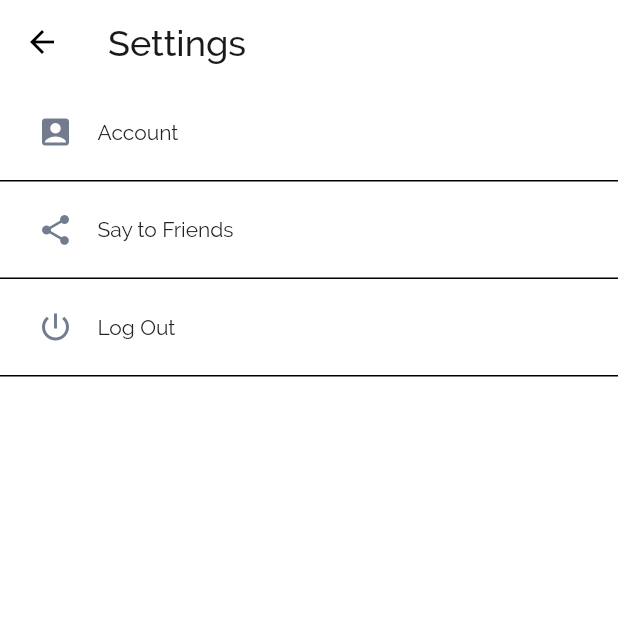
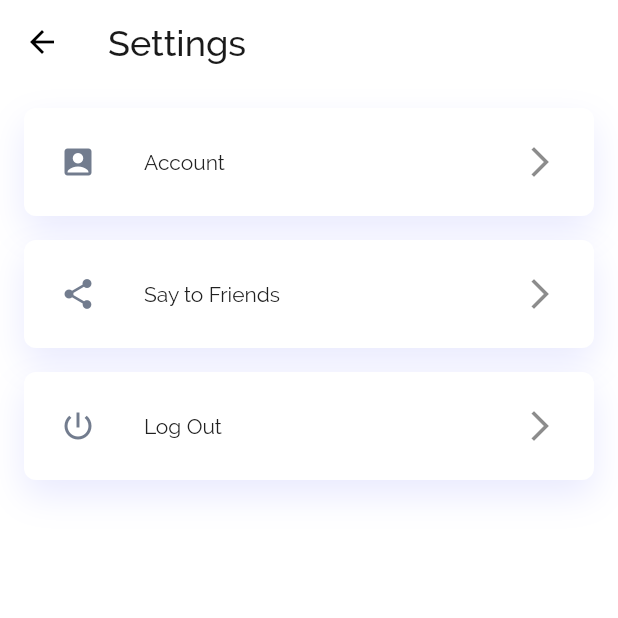
Before and after one commit to lotusgraham/MeditationApp123, a Flutter app: the Setting screen opened directly, on a phone screen of 412 x 824 dp, the top half of it. Run offline on Flutter 3.47's test engine with Material 2 defaults, Android fonts, the phone set to English and light mode, and no system bars; our stand-ins replace cloud_firestore, connectivity, curved_navigation_bar, firebase_auth, firebase_messaging, firebase_storage and 13 more; missing offline and left inert: audio, flutter_braintree, flutter_circular_chart, flutter_facebook_login, global_configuration; accounts and stored records are empty.

Commit message:
Setting View UI improve

```diff
--- a/lib/screens/setting.dart
+++ b/lib/screens/setting.dart
@@ -26,51 +26,76 @@ class _SettingState extends State<Setting> {
           elevation: 0.0),
       backgroundColor: Colors.white,
       body: Container(
+        padding: EdgeInsets.all(16),
         child: Column(
           children: <Widget>[
-            InkWell(
+            Ink(
+              decoration: BoxDecoration(
+                  color: Colors.white,
+                  borderRadius: BorderRadius.circular(8),
+                  boxShadow: [
+                    BoxShadow(
+                        color: Color.fromRGBO(143, 148, 251, .2),
+                        blurRadius: 20.0,
+                        offset: Offset(0, 10))
+                  ]),
+              child: Padding(
+                padding: const EdgeInsets.all(8.0),
+                child: InkWell(
+                  borderRadius: BorderRadius.circular(8),
                   onTap: () {
                     Navigator.push(
                       context,
                       CupertinoPageRoute(builder: (context) => EditProfile()),
                     );
                   },
-              child: Container(
-                decoration: BoxDecoration(border: Border(bottom: BorderSide())),
-                padding: const EdgeInsets.only(left: 25, bottom: 20, top: 20),
-                child: Row(
-                  children: <Widget>[
-                    Icon(Icons.account_box, color: Color(0xFF727C8E)),
-                    const SizedBox(width: 16),
-                    Text(
+                  child: ListTile(
+                    leading: Icon(Icons.account_box, color: Color(0xFF727C8E)),
+                    title: Text(
                       'Account',
                       style: TextStyle(fontSize: 14, color: Color(0xFF212121)),
-                    )
-                  ],
+                    ),
+                    trailing: Icon(Icons.arrow_forward_ios),
                   ),
                 ),
               ),
-            InkWell(
+            ),
+            SizedBox(
+              height: 16,
+            ),
+            Ink(
+              decoration: BoxDecoration(
+                  color: Colors.white,
+                  borderRadius: BorderRadius.circular(8),
+                  boxShadow: [
+                    BoxShadow(
+                        color: Color.fromRGBO(143, 148, 251, .2),
+                        blurRadius: 20.0,
+                        offset: Offset(0, 10))
+                  ]),
+              child: InkWell(
+                borderRadius: BorderRadius.circular(8),
                 onTap: () {
                   Navigator.push(
                     context,
                     CupertinoPageRoute(builder: (context) => Invite()),
                   );
                 },
-              child: Container(
-                decoration: BoxDecoration(border: Border(bottom: BorderSide())),
-                padding: const EdgeInsets.only(left: 25, bottom: 20, top: 20),
-                child: Row(
-                  children: <Widget>[
-                    Icon(Icons.share, color: Color(0xFF727C8E)),
-                    const SizedBox(width: 16),
-                    Text(
+                child: Padding(
+                  padding: const EdgeInsets.all(8.0),
+                  child: ListTile(
+                    leading: Icon(Icons.share, color: Color(0xFF727C8E)),
+                    title: Text(
                       'Say to Friends',
                       style: TextStyle(fontSize: 14, color: Color(0xFF212121)),
-                    )
-                  ],
+                    ),
+                    trailing: Icon(Icons.arrow_forward_ios),
                   ),
                 ),
+              ),
+            ),
+            SizedBox(
+              height: 16,
             ),
             // InkWell(
             //   onTap: () {
@@ -108,7 +133,18 @@ class _SettingState extends State<Setting> {
             //     ],
             //   ),
             // ),
-            InkWell(
+            Ink(
+              decoration: BoxDecoration(
+                  color: Colors.white,
+                  borderRadius: BorderRadius.circular(8),
+                  boxShadow: [
+                    BoxShadow(
+                        color: Color.fromRGBO(143, 148, 251, .2),
+                        blurRadius: 20.0,
+                        offset: Offset(0, 10))
+                  ]),
+              child: InkWell(
+                borderRadius: BorderRadius.circular(8),
                 onTap: () async {
                   //navigate lo login screen
                   await _auth.signOut().whenComplete(() {
@@ -130,18 +166,17 @@ class _SettingState extends State<Setting> {
                     multipleAlarm.clear();
                   }
                 },
-              child: Container(
-                decoration: BoxDecoration(border: Border(bottom: BorderSide())),
-                padding: const EdgeInsets.only(left: 25, bottom: 20, top: 20),
-                child: Row(
-                  children: <Widget>[
-                    Icon(Icons.power_settings_new, color: Color(0xFF727C8E)),
-                    const SizedBox(width: 16),
-                    Text(
+                child: Padding(
+                  padding: const EdgeInsets.all(8.0),
+                  child: ListTile(
+                    leading: Icon(Icons.power_settings_new,
+                        color: Color(0xFF727C8E)),
+                    title: Text(
                       'Log Out',
                       style: TextStyle(fontSize: 14, color: Color(0xFF212121)),
-                    )
-                  ],
+                    ),
+                    trailing: Icon(Icons.arrow_forward_ios),
+                  ),
                 ),
               ),
             ),
@@ -151,3 +186,28 @@ class _SettingState extends State<Setting> {
     );
   }
 }
+
+class CustomContainer extends StatelessWidget {
+  final Widget child;
+
+  const CustomContainer({Key key, this.child}) : super(key: key);
+  @override
+  Widget build(BuildContext context) {
+    return Material(
+      borderRadius: BorderRadius.circular(8),
+      child: Container(
+        padding: EdgeInsets.all(16),
+        decoration: BoxDecoration(
+            color: Colors.white,
+            borderRadius: BorderRadius.circular(8),
+            boxShadow: [
+              BoxShadow(
+                  color: Color.fromRGBO(143, 148, 251, .2),
+                  blurRadius: 20.0,
+                  offset: Offset(0, 10))
+            ]),
+        child: child,
+      ),
+    );
+  }
+}
```
Lines whose indentation alone changed are shown as unchanged.
